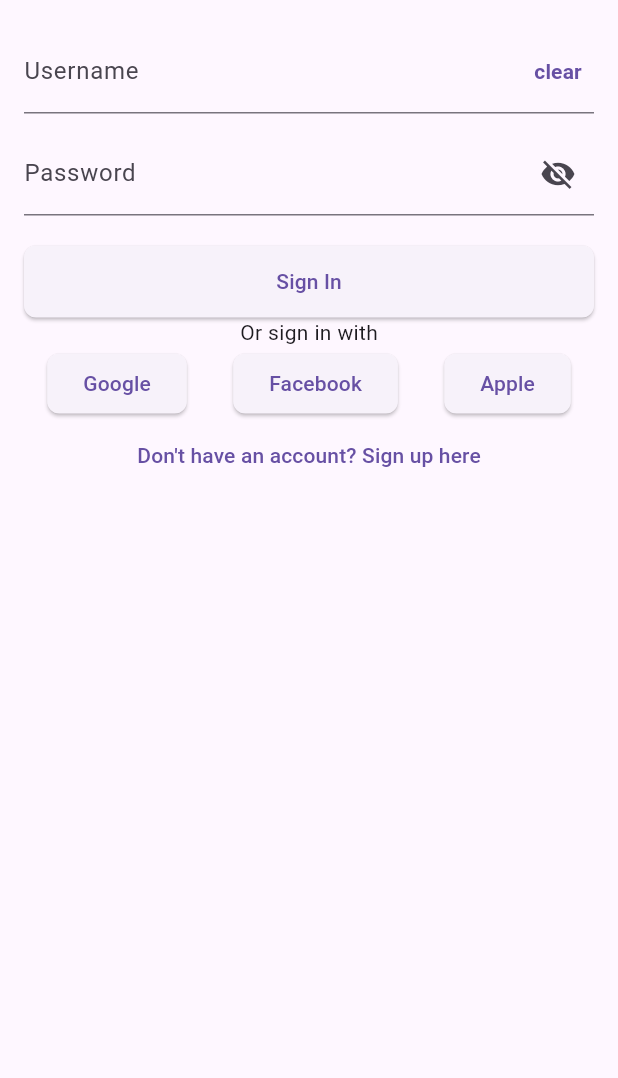
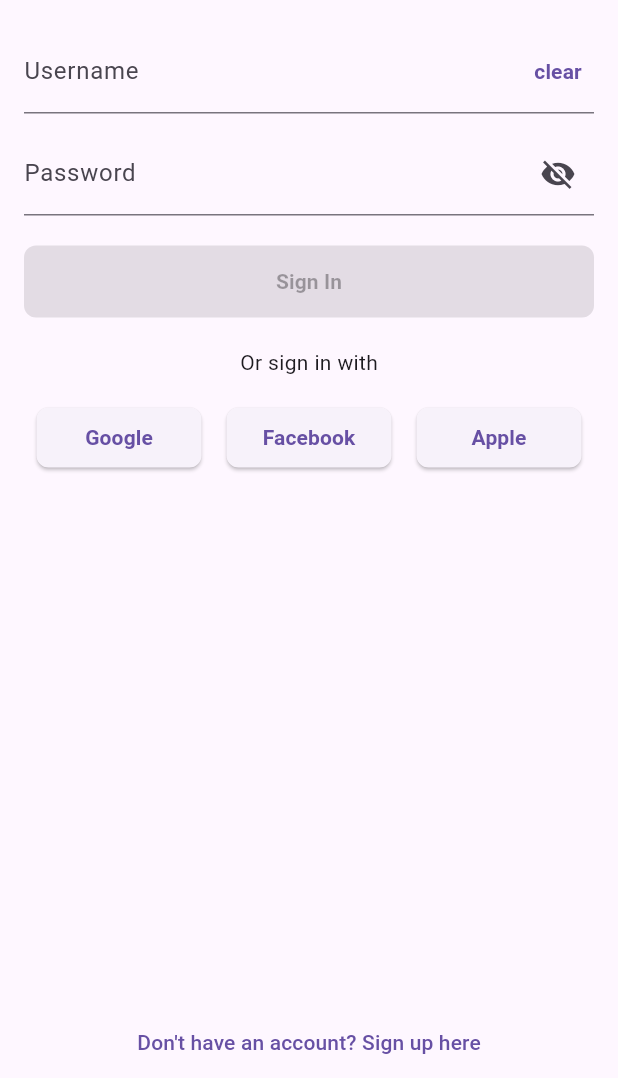
Before and after one commit to Amirelo/bookstoreflutter, a Flutter app: the screen it shows after launch, on a phone screen of 412 x 824 dp, the part 158-1236 px from its top. Run offline on Flutter 3.47's test engine with Material 3 defaults, Android fonts, the phone set to English and light mode, and no system bars.

Commit message:
Update SignInScreen, CustomButton

```diff
--- a/lib/src/screens/auth/sign_in_screen.dart
+++ b/lib/src/screens/auth/sign_in_screen.dart
@@ -1,5 +1,6 @@
 import 'package:bookstore/src/screens/auth/sign_up_screen.dart';
 import 'package:bookstore/src/screens/home/main_screen.dart';
+import 'package:bookstore/src/widgets/custom_button.dart';
 import 'package:bookstore/src/widgets/custom_input.dart';
 import 'package:bookstore/src/widgets/custom_text.dart';
 import 'package:flutter/material.dart';
@@ -63,47 +64,35 @@ class _SignInScreenState extends State<SignInScreen> {
               paddingBottom: 20,
               hasObscure: true,
             ),
-            SizedBox(
-              width: BoxConstraints().maxWidth,
-              height: 48,
-              child: ElevatedButton(
-                onPressed: onSignInPress,
-                style: ElevatedButton.styleFrom(
-                    shape: RoundedRectangleBorder(
-                        borderRadius: BorderRadius.circular(8))),
-                child: const Text("Sign In"),
-              ),
+            const CustomButton(
+              title: "Sign In",
+              paddingBottom: 20,
             ),
-            const Text("Or sign in with"),
+            const CustomText(
+              title: "Or sign in with",
+              paddingBottom: 20,
+            ),
             Row(
               mainAxisAlignment: MainAxisAlignment.spaceAround,
               children: [
-                ElevatedButton(
-                    onPressed: () {},
-                    style: ElevatedButton.styleFrom(
-                        fixedSize: Size.fromWidth(
-                            const BoxConstraints().maxWidth * 0.3),
-                        shape: RoundedRectangleBorder(
-                            borderRadius: BorderRadius.circular(8))),
-                    child: const Text("Google")),
-                ElevatedButton(
-                    onPressed: () {},
-                    style: ElevatedButton.styleFrom(
-                        fixedSize: Size.fromWidth(
-                            const BoxConstraints().maxWidth * 0.3),
-                        shape: RoundedRectangleBorder(
-                            borderRadius: BorderRadius.circular(8))),
-                    child: const Text("Facebook")),
-                ElevatedButton(
-                    onPressed: () {},
-                    child: const Text("Apple"),
-                    style: ElevatedButton.styleFrom(
-                        fixedSize:
-                            Size.fromWidth(BoxConstraints().maxWidth * 0.3),
-                        shape: RoundedRectangleBorder(
-                            borderRadius: BorderRadius.circular(8)))),
+                CustomButton(
+                  title: "Google",
+                  width: 110,
+                  onPress: () {},
+                ),
+                CustomButton(
+                  title: "Facebook",
+                  width: 110,
+                  onPress: () {},
+                ),
+                CustomButton(
+                  title: "Apple",
+                  width: 110,
+                  onPress: () {},
+                ),
               ],
             ),
+            Spacer(),
             TextButton(
                 onPressed: onSignUpPress,
                 child: const Text("Don't have an account? Sign up here")),
--- /dev/null
+++ b/lib/src/widgets/custom_button.dart
@@ -0,0 +1,38 @@
+import 'package:bookstore/src/widgets/custom_text.dart';
+import 'package:flutter/material.dart';
+
+class CustomButton extends StatelessWidget {
+  final String title;
+  final double width;
+  final double paddingTop;
+  final double paddingBottom;
+  final Function()? onPress;
+  const CustomButton(
+      {super.key,
+      required this.title,
+      this.width = 0,
+      this.paddingTop = 0,
+      this.paddingBottom = 0,
+      this.onPress});
+
+  @override
+  Widget build(BuildContext context) {
+    return Padding(
+      padding: EdgeInsets.only(top: paddingTop, bottom: paddingBottom),
+      child: SizedBox(
+        width: width == 0 ? const BoxConstraints().maxWidth : width,
+        height: width == 0 ? 48 : 40,
+        child: (ElevatedButton(
+          style: ElevatedButton.styleFrom(
+              shape: const RoundedRectangleBorder(
+                  borderRadius: BorderRadius.all(Radius.circular(8)))),
+          onPressed: onPress,
+          child: CustomText(
+            title: title,
+            fontPreset: FontPresets.normalBold,
+          ),
+        )),
+      ),
+    );
+  }
+}
```
